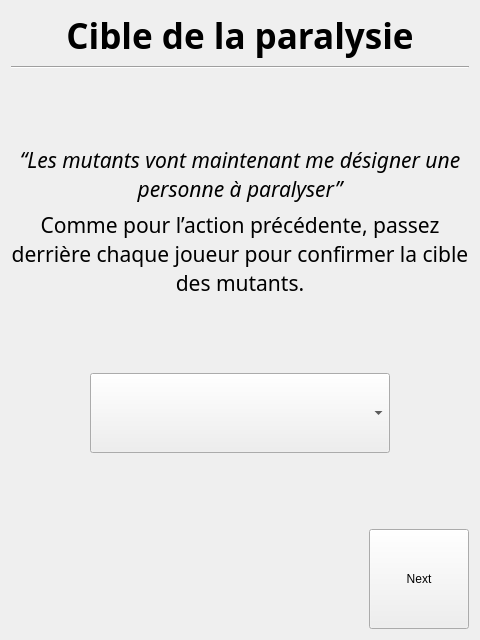
First picture: the form in SporzOBC-WAL/code/resources/Phases/Night/Mutant/paralysis_target.ui, repository Eben-Epi/SporzOBC, before the edit.
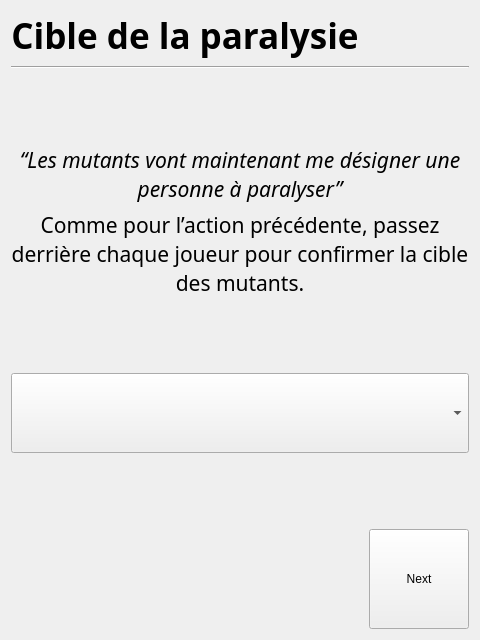
Second picture: the form after the edit.

The edit to the form file:
```diff
--- a/SporzOBC-WAL/code/resources/Phases/Night/Mutant/paralysis_target.ui
+++ b/SporzOBC-WAL/code/resources/Phases/Night/Mutant/paralysis_target.ui
@@ -18,7 +18,7 @@
   <layout class="QGridLayout" name="gridLayout">
    <item row="0" column="0">
     <layout class="QVBoxLayout" name="verticalLayout_2">
-     <item alignment="Qt::AlignHCenter">
+     <item>
       <widget class="QLabel" name="label">
        <property name="sizePolicy">
         <sizepolicy hsizetype="Fixed" vsizetype="Fixed">
@@ -130,7 +130,7 @@
          </property>
         </spacer>
        </item>
-       <item alignment="Qt::AlignHCenter">
+       <item>
         <widget class="QComboBox" name="selectTarget">
          <property name="minimumSize">
           <size>
```
Left out of the diff: 3 changed lines with no effect on the pictures.
